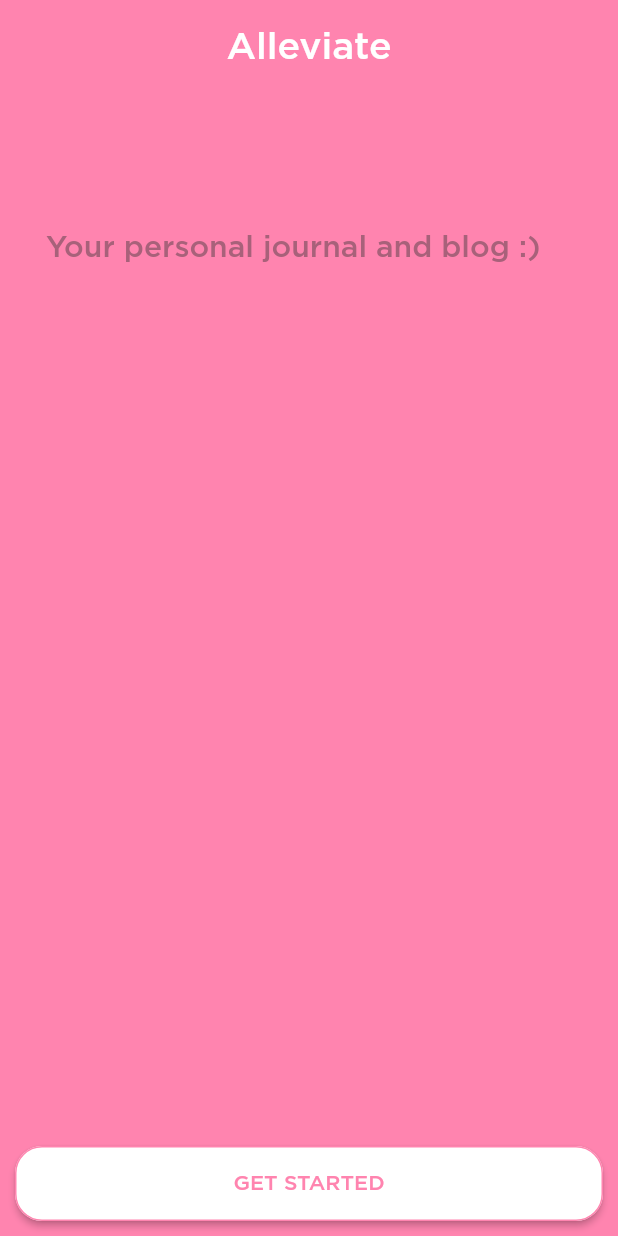
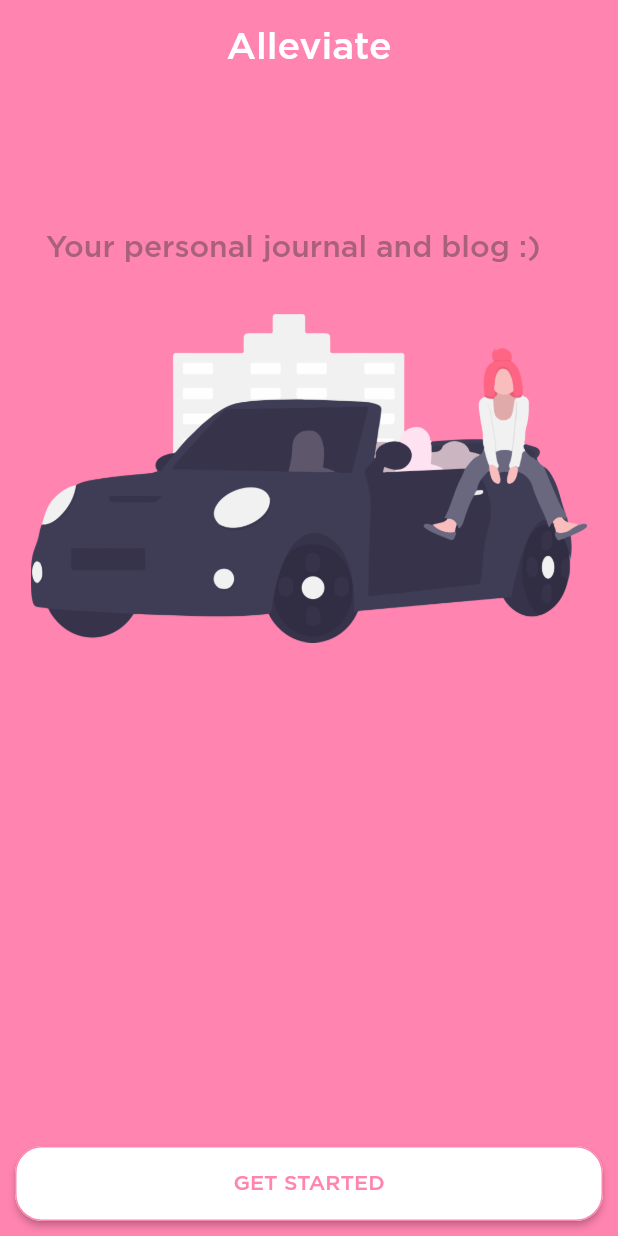
Before and after one commit to ameysunu/dohack, a Flutter app: the screen it shows after launch, on a phone screen of 412 x 824 dp. Run offline on Flutter 3.47's test engine with Material 2 defaults, Android fonts, the phone set to English and light mode, and no system bars; our stand-ins replace hexcolor.

Commit message:
styling added

```diff
--- a/lib/login.dart
+++ b/lib/login.dart
@@ -40,6 +40,13 @@ class _LoginState extends State<Login> {
                           color: HexColor('#A8617A'))),
                 ),
               ),
+              Padding(
+                padding: const EdgeInsets.all(10.0),
+                child: Container(
+                    height: MediaQuery.of(context).size.height * 0.3,
+                    width: MediaQuery.of(context).size.width * 0.9,
+                    child: Image.asset('images/main.png')),
+              ),
               Spacer(),
               Align(
                 alignment: FractionalOffset.bottomCenter,
```
